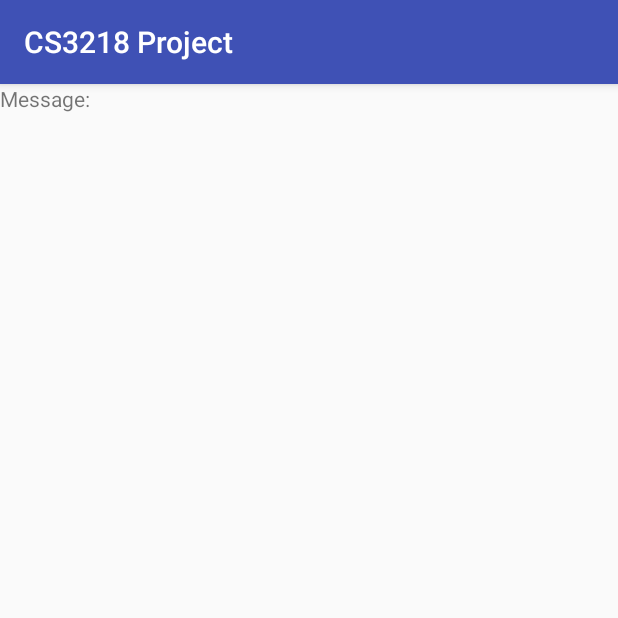
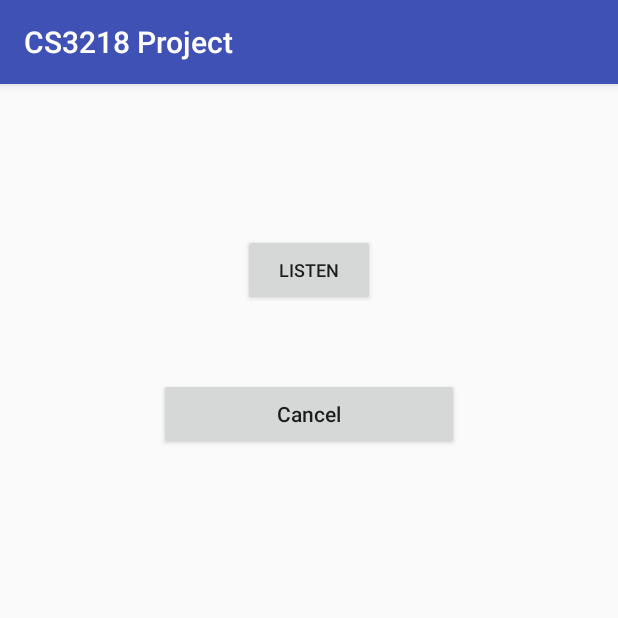
Before and after one commit to alexfjw/CS3218_Project, an Android app: the ReceiverActivity screen opened directly, with no data from a screen before it, on a phone screen of 412 x 824 dp, the top half of it. Run offline under Robolectric (Android 15) with nearby library versions, the phone set to English and light mode, and no system bars; our stand-ins replace RxJava.

Commit message:
Fix up receiver ui

```diff
--- a/app/src/main/java/org/nus/gmx/cs3218project/ReceiverActivity.kt
+++ b/app/src/main/java/org/nus/gmx/cs3218project/ReceiverActivity.kt
@@ -9,10 +9,12 @@ import android.support.annotation.RequiresApi
 import android.support.v4.content.ContextCompat
 import android.support.v7.app.AppCompatActivity
 import android.util.Log
+import android.view.View
 import android.widget.Toast
 import io.reactivex.Observable
 import io.reactivex.android.schedulers.AndroidSchedulers
 import io.reactivex.disposables.Disposable
+import kotlinx.android.synthetic.main.activity_receiver.*
 
 class ReceiverActivity : AppCompatActivity() {
 
@@ -25,6 +27,18 @@ class ReceiverActivity : AppCompatActivity() {
     override fun onCreate(savedInstanceState: Bundle?) {
         super.onCreate(savedInstanceState)
         setContentView(R.layout.activity_receiver)
+
+        buttonListen.setOnClickListener {
+            startRecordingMessage()
+            spinnerListen.visibility = View.VISIBLE
+            buttonListen.isEnabled = false
+            messageContainer.visibility = View.INVISIBLE
+        }
+        buttonCancel.setOnClickListener {
+            disposable?.dispose()
+            spinnerListen.visibility = View.INVISIBLE
+            buttonListen.isEnabled = true
+        }
     }
 
     override fun onResume() {
@@ -83,7 +97,10 @@ class ReceiverActivity : AppCompatActivity() {
                     .observeOn(AndroidSchedulers.mainThread())
                     .doOnComplete {
                         val message = alphanumEncoder.frequenciesToString(detectedFrequencies)
-                        Toast.makeText(applicationContext, message, Toast.LENGTH_LONG).show()
+                        buttonListen.isEnabled = true
+                        messageContainer.visibility = View.VISIBLE
+                        spinnerListen.visibility = View.INVISIBLE
+                        messageField.text = message
                         Log.i(TAG, "message: $message")
                     }
                     .subscribeOn(AndroidSchedulers.mainThread())
@@ -105,8 +122,6 @@ class ReceiverActivity : AppCompatActivity() {
             requestPermissions(
                 arrayOf(Manifest.permission.RECORD_AUDIO), RECORD_AUDIO_PERMISSIONS_REQUEST
             )
-        } else {
-            startRecordingMessage()
         }
     }
 
@@ -118,7 +133,6 @@ class ReceiverActivity : AppCompatActivity() {
             if (grantResults.size == 1 && grantResults[0] == PackageManager.PERMISSION_GRANTED) {
                 Toast.makeText(this, "record audio permission granted", Toast.LENGTH_SHORT)
                     .show()
-                startRecordingMessage()
             } else {
                 Toast.makeText(this, "record audio permission denied", Toast.LENGTH_SHORT)
                     .show()
--- a/app/src/main/java/org/nus/gmx/cs3218project/SoundSampler.kt
+++ b/app/src/main/java/org/nus/gmx/cs3218project/SoundSampler.kt
@@ -23,7 +23,7 @@ class SoundSampler(private val listener: SoundSamplerCallback) {
     private val WINDOWS_TO_TAKE = 5 // how many averages do we do per audio sampling
     var buffer: ShortArray? = null
     val minBufferSize = 5120
-    val suggestedWindowSize = 2048
+    val suggestedWindowSize = 4096
     val spareBuffer = minBufferSize - suggestedWindowSize
     private val lastHeardFrequencies = ArrayDeque<Float>()
 
--- a/app/src/main/res/layout/activity_receiver.xml
+++ b/app/src/main/res/layout/activity_receiver.xml
@@ -1,15 +1,57 @@
 <?xml version="1.0" encoding="utf-8"?>
-<LinearLayout
-    xmlns:android="http://schemas.android.com/apk/res/android"
-    android:layout_width="match_parent"
-    android:layout_height="match_parent"
-    android:orientation="vertical"
-    >
-    <TextView
-        android:text="Message:"
+<LinearLayout xmlns:android="http://schemas.android.com/apk/res/android"
+              xmlns:tools="http://schemas.android.com/tools"
+              android:layout_width="match_parent"
+              android:layout_height="match_parent"
+              android:orientation="vertical"
+              android:gravity="center_horizontal">
+
+    <Button
+        android:layout_width="wrap_content"
+        android:layout_height="wrap_content"
+        android:textSize="12sp"
+        android:layout_marginTop="100dp"
+        android:text="@string/listen"
+        android:id="@+id/buttonListen"
+        android:gravity="center"/>
+
+    <ProgressBar
+        android:visibility="invisible"
+        android:id="@+id/spinnerListen"
         android:layout_width="wrap_content"
         android:layout_height="wrap_content"/>
-    <TextView
+
+    <Button
+        android:id="@+id/buttonCancel"
+        android:layout_width="200dp"
+        android:layout_height="wrap_content"
+        android:text="@string/cancel"
+        android:textAllCaps="false" />
+
+    <LinearLayout
         android:layout_width="wrap_content"
-        android:layout_height="wrap_content"/>
+        android:layout_height="wrap_content"
+        android:layout_marginTop="25dp"
+        android:id="@+id/messageContainer"
+        android:orientation="vertical"
+        android:visibility="invisible"
+        >
+
+        <TextView
+            android:layout_width="200dp"
+            android:layout_height="wrap_content"
+            android:text="@string/received"
+            android:gravity="center"
+            android:textAllCaps="false" />
+        <TextView
+            android:layout_width="200dp"
+            android:layout_height="wrap_content"
+            android:textAllCaps="false"
+            android:gravity="center"
+            android:id="@+id/messageField"/>
+
+
+    </LinearLayout>
+
+
 </LinearLayout>
--- a/app/src/main/res/values/strings.xml
+++ b/app/src/main/res/values/strings.xml
@@ -1,10 +1,13 @@
 <resources>
     <string name="app_name">CS3218 Project</string>
+    <string name="back">Back</string>
+    <string name="broadcast">Broadcast Message</string>
+    <string name="cancel">Cancel</string>
+    <string name="exit">Exit</string>
     <string name="frequency_text">Enter a frequency: </string>
+    <string name="listen">Listen</string>
+    <string name="message">Message: </string>
     <string name="play">Play</string>
-    <string name="message">Message: </string>
-    <string name="broadcast">Broadcast Message</string>
     <string name="receive">Receive Message</string>
-    <string name="exit">Exit</string>
-    <string name="back">Back</string>
+    <string name="received">Message:</string>
 </resources>
```
Also changed, not shown: app/src/main/java/org/nus/gmx/cs3218project/AlphanumEncoder.kt (+0 -30 lines).
